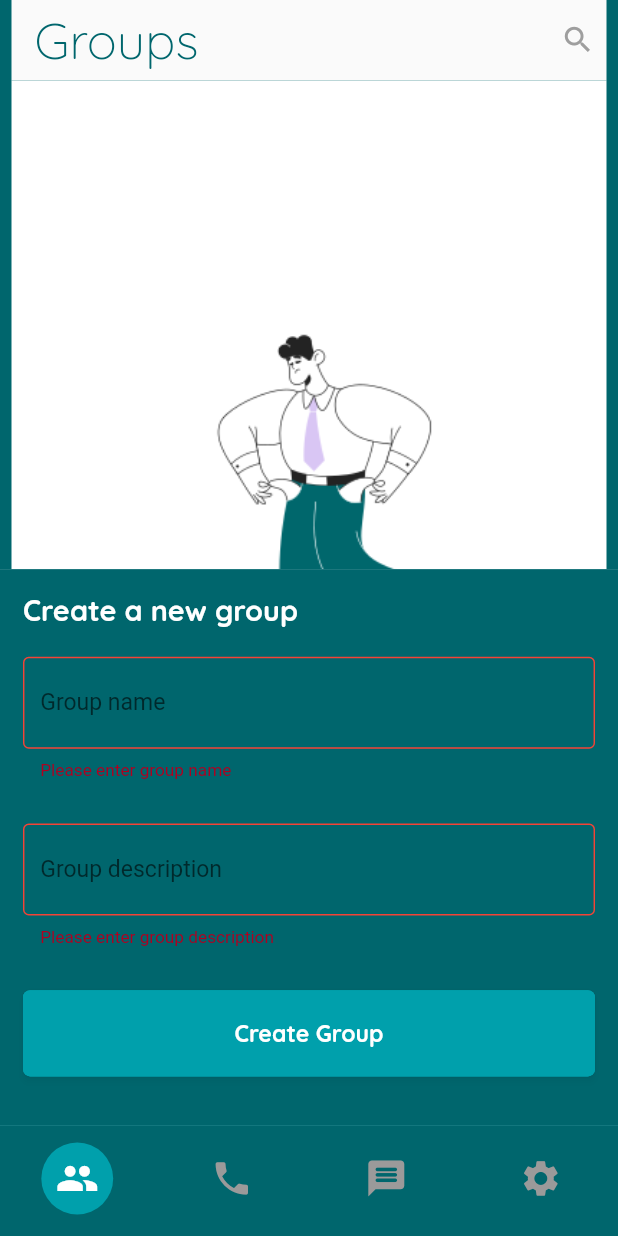
After one commit to mcbryan1/talkchaw, a Flutter app: the BottomNavigation screen opened directly, after a tap on the "add" icon, after a tap on "Create Group", on a phone screen of 412 x 824 dp. The commit adds this screen. Run offline on Flutter 3.47's test engine with Material 2 defaults, Android fonts, the light colour scheme and no system bars; our stand-ins replace cloud_firestore, firebase_auth, firebase_core, go_router, google_fonts, responsive_framework and 1 more; accounts and stored records are empty; network calls fail.

Commit message:
creating group succes

```diff
--- a/lib/constant.dart
+++ b/lib/constant.dart
@@ -1,10 +1,10 @@
 import 'package:flutter/material.dart';
 import 'package:talkchaw/widgets/text/talk_chaw_text.dart';
 
-const kPrimaryColor = Color(0xFF713ffe);
+const kPrimaryColor = Color.fromARGB(255, 0, 160, 172);
 const kPrimaryTextColor = Color(0xFF4e4f4e);
 const kSecondaryTextColor = Color(0xFFc9c8c8);
-const kPrimaryDarkColor = Color(0xFF0b0056);
+const kPrimaryDarkColor = Color(0xFF00666D);
 const kBackgroundColor = Color(0xFFfafafa);
 const kAppBgColorDark = Colors.black;
 const kAppBgColorLight = Colors.white;
@@ -24,13 +24,13 @@ void nextScreenReplace(context, screen) {
 
 const textInputDecoration = InputDecoration(
   focusedBorder: OutlineInputBorder(
-    borderSide: BorderSide(color: kPrimaryDarkColor, width: 2.0),
+    borderSide: BorderSide(color: kPrimaryTextColor, width: 1.0),
   ),
   enabledBorder: OutlineInputBorder(
-    borderSide: BorderSide(color: kPrimaryColor, width: 2.0),
+    borderSide: BorderSide(color: kPrimaryColor, width: 1.0),
   ),
   errorBorder: OutlineInputBorder(
-    borderSide: BorderSide(color: Colors.red, width: 2.0),
+    borderSide: BorderSide(color: Colors.red, width: 1.0),
   ),
 );
 
@@ -43,7 +43,7 @@ void showSnackbar(context, color, message) {
       content: TalkChawText(
         text: message,
         color: Colors.white,
-        fontWeight: FontWeight.bold,
+        fontWeight: FontWeight.w300,
       ),
       duration: const Duration(seconds: 5),
       action: SnackBarAction(
--- a/lib/routes/bottom_navigation.dart
+++ b/lib/routes/bottom_navigation.dart
@@ -5,7 +5,7 @@ import 'package:google_fonts/google_fonts.dart';
 import 'package:talkchaw/constant.dart';
 import 'package:talkchaw/screens/major_screens/calls/calls.dart';
 import 'package:talkchaw/screens/major_screens/chats/chats.dart';
-import 'package:talkchaw/screens/major_screens/connect/connect.dart';
+import 'package:talkchaw/screens/major_screens/groups/groups.dart';
 import 'package:talkchaw/screens/major_screens/profile/profile.dart';
 
 class BottomNavigation extends StatefulWidget {
@@ -18,7 +18,7 @@ class BottomNavigation extends StatefulWidget {
 class _BottomNavigationState extends State<BottomNavigation> {
   int _currentIndex = 2;
   final List<Widget> _children = [
-    const Connect(),
+    const Groups(),
     const Calls(),
     const Chats(),
     const Profile()
@@ -37,6 +37,9 @@ class _BottomNavigationState extends State<BottomNavigation> {
       backgroundColor: kPrimaryColor,
       body: _children[_currentIndex],
       bottomNavigationBar: BottomNavigationBar(
+        enableFeedback: false,
+        showSelectedLabels: false,
+        showUnselectedLabels: false,
         elevation: 0.0,
         iconSize: 30,
         // Check the theme of the app
@@ -66,10 +69,9 @@ class _BottomNavigationState extends State<BottomNavigation> {
                 borderRadius: const BorderRadius.all(Radius.circular(30)),
               ),
               child: Icon(
-                Icons.public,
-                color: _currentIndex == 0
-                    ? Colors.white
-                    : const Color.fromARGB(255, 97, 93, 93),
+                Icons.people,
+                color:
+                    _currentIndex == 0 ? Colors.white : const Color(0xFF9B9A9A),
               ),
             ),
             label: '',
@@ -87,7 +89,7 @@ class _BottomNavigationState extends State<BottomNavigation> {
                   // Change colors based on index
                   color: _currentIndex == 1
                       ? Colors.white
-                      : const Color.fromARGB(255, 97, 93, 93)),
+                      : const Color(0xFF9B9A9A)),
             ),
             label: '',
           ),
@@ -103,7 +105,7 @@ class _BottomNavigationState extends State<BottomNavigation> {
               child: Icon(Icons.message_rounded,
                   color: _currentIndex == 2
                       ? Colors.white
-                      : const Color.fromARGB(255, 97, 93, 93)),
+                      : const Color(0xFF9B9A9A)),
             ),
             label: '',
           ),
@@ -116,9 +118,8 @@ class _BottomNavigationState extends State<BottomNavigation> {
               ),
               child: Icon(
                 Icons.settings,
-                color: _currentIndex == 3
-                    ? Colors.white
-                    : const Color.fromARGB(255, 97, 93, 93),
+                color:
+                    _currentIndex == 3 ? Colors.white : const Color(0xFF9B9A9A),
               ),
             ),
             label: '',
--- /dev/null
+++ b/lib/screens/major_screens/groups/groups.dart
@@ -0,0 +1,285 @@
+// ignore_for_file: use_build_context_synchronously
+
+import 'package:firebase_auth/firebase_auth.dart';
+import 'package:firebase_core/firebase_core.dart';
+import 'package:flutter/material.dart';
+import 'package:talkchaw/constant.dart';
+import 'package:talkchaw/helpers/helper.dart';
+import 'package:talkchaw/screens/major_screens/groups/widget/group_tile.dart';
+import 'package:talkchaw/services/auth_service.dart';
+import 'package:talkchaw/services/database_service.dart';
+import 'package:talkchaw/widgets/appbar/talk_chaw_appbar.dart';
+import 'package:talkchaw/widgets/button/loading_button.dart';
+import 'package:talkchaw/widgets/button/talk_chaw_button.dart';
+import 'package:talkchaw/widgets/empty/empty.dart';
+import 'package:talkchaw/widgets/text/talk_chaw_text.dart';
+
+class Groups extends StatefulWidget {
+  const Groups({Key? key}) : super(key: key);
+
+  @override
+  State<Groups> createState() => _GroupsState();
+}
+
+class _GroupsState extends State<Groups> {
+  String firstName = "";
+  String lastName = "";
+  String email = "";
+  AuthService authService = AuthService();
+  Stream? groups;
+  String groupName = "";
+  String groupDescription = "";
+  bool isLoading = false;
+  final formKey = GlobalKey<FormState>();
+
+  @override
+  void initState() {
+    super.initState();
+    getUserData();
+  }
+
+  getUserData() async {
+    await HelperFunctions.getUserFirstNameSharedPreference()
+        .then((value) => setState(() {
+              firstName = value!;
+            }));
+    await HelperFunctions.getUserLastNameSharedPreference()
+        .then((value) => setState(() {
+              lastName = value!;
+            }));
+    await HelperFunctions.getUserEmailSharedPreference()
+        .then((value) => setState(() {
+              email = value!;
+            }));
+
+    // Getting list of groups from db
+    await DatabaseService(uid: FirebaseAuth.instance.currentUser!.uid)
+        .getUserGroups()
+        .then((snapshot) {
+      setState(() {
+        groups = snapshot;
+      });
+    });
+  }
+
+  // String Manipulation
+  String getId(String response) {
+    return response.substring(0, response.indexOf("_"));
+  }
+
+  String getName(String response) {
+    return response.substring(response.indexOf("_") + 1, response.indexOf("-"));
+  }
+
+  String getDescription(String response) {
+    return response.substring(response.indexOf("-") + 1);
+  }
+
+  @override
+  Widget build(BuildContext context) {
+    // Get size of screen
+    return Scaffold(
+      appBar: const TalkChawAppbar(
+        title: 'Groups',
+        actions: [
+          Padding(
+            padding: EdgeInsets.only(right: 8.0),
+            child: Icon(
+              Icons.search,
+              color: Colors.grey,
+            ),
+          ),
+        ],
+      ),
+      backgroundColor: kPrimaryDarkColor,
+      floatingActionButton: Padding(
+        padding: const EdgeInsets.only(bottom: 8),
+        child: FloatingActionButton(
+          onPressed: () {
+            popUpDialog(context);
+          },
+          backgroundColor: kPrimaryColor,
+          child: const Icon(
+            Icons.add,
+            color: Colors.white,
+          ),
+        ),
+      ),
+      body: Padding(
+        padding: const EdgeInsets.only(top: 0, bottom: 15, left: 8, right: 8),
+        child: Container(
+          decoration: BoxDecoration(
+            // Color based on theme
+            color: Theme.of(context).brightness == Brightness.dark
+                ? kAppBgColorDark
+                : kAppBgColorLight,
+            borderRadius: const BorderRadius.only(
+                bottomLeft: Radius.circular(30),
+                bottomRight: Radius.circular(30)),
+          ),
+          child: groupList(),
+        ),
+      ),
+    );
+  }
+
+  groupList() {
+    return StreamBuilder(
+      stream: groups,
+      builder: (context, AsyncSnapshot<dynamic> snapshot) {
+        // If data is fetching
+        if (!snapshot.hasData) {
+          return const Center(
+            child: CircularProgressIndicator.adaptive(
+              backgroundColor: kPrimaryDarkColor,
+              valueColor: AlwaysStoppedAnimation<Color>(kPrimaryDarkColor),
+            ),
+          );
+        } else {
+          // If there are no groups
+          if (snapshot.data['groups'] == null) {
+            return Center(
+                child: Empty(
+              text:
+                  'You are not a member of any group yet. Join a group by tapping on the search icon or create a new one by tapping on the add button',
+            ));
+          } else {
+            // If there are no groups
+            if (snapshot.data['groups'].length == 0) {
+              return Center(
+                child: Empty(
+                  text:
+                      'You are not a member of any group yet. Join a group by tapping on the search icon or create a new one by tapping on the add button',
+                ),
+              );
+            } else {
+              // If there are groups
+              return ListView.builder(
+                  itemCount: snapshot.data['groups'].length,
+                  itemBuilder: ((context, index) {
+                    return GroupTile(
+                        groupName: getName(snapshot.data['groups'][index]),
+                        groupDescription:
+                            getDescription(snapshot.data['groups'][index]),
+                        groupId: getId(snapshot.data['groups'][index]),
+                        firstName: snapshot.data['firstName'],
+                        lastName: snapshot.data['lastName']);
+                  }));
+            }
+          }
+        }
+      },
+    );
+  }
+
+  popUpDialog(BuildContext context) {
+    // Show a bottom SHeet
+    showBottomSheet(
+        context: context,
+        builder: (context) {
+          // Get size of screen
+          Size size = MediaQuery.of(context).size;
+          return StatefulBuilder(
+            builder: ((context, setState) {
+              return Container(
+                height: size.height * 0.45,
+                color: kPrimaryDarkColor,
+                child: Padding(
+                  padding: const EdgeInsets.all(16.0),
+                  child: Form(
+                    key: formKey,
+                    child: Column(
+                      mainAxisAlignment: MainAxisAlignment.start,
+                      crossAxisAlignment: CrossAxisAlignment.start,
+                      children: [
+                        const TalkChawText(
+                          text: 'Create a new group',
+                          fontSize: 20,
+                          color: Colors.white,
+                          fontWeight: FontWeight.bold,
+                        ),
+                        const SizedBox(
+                          height: 20,
+                        ),
+                        TextFormField(
+                          validator: (value) {
+                            if (value!.isEmpty) {
+                              return 'Please enter group name';
+                            }
+                            return null;
+                          },
+                          style: const TextStyle(height: 1.5),
+                          decoration: textInputDecoration.copyWith(
+                            labelText: 'Group name',
+                          ),
+                          onChanged: (value) {
+                            setState(() {
+                              groupName = value;
+                            });
+                          },
+                        ),
+                        const SizedBox(
+                          height: 30,
+                        ),
+                        TextFormField(
+                          validator: (value) {
+                            if (value!.isEmpty) {
+                              return 'Please enter group description';
+                            }
+                            return null;
+                          },
+                          style: const TextStyle(height: 1.5),
+                          decoration: textInputDecoration.copyWith(
+                            labelText: 'Group description',
+                          ),
+                          onChanged: (value) {
+                            setState(() {
+                              groupDescription = value;
+                            });
+                          },
+                        ),
+                        const SizedBox(
+                          height: 30,
+                        ),
+                        isLoading == true
+                            ? const LoadingButton()
+                            : TalkChawButton(
+                                borderRadius: 5,
+                                text: 'Create Group',
+                                onPressed: () async {
+                                  if (formKey.currentState!.validate()) {
+                                    setState(() {
+                                      isLoading = true;
+                                    });
+                                    // Create a new group
+                                    await DatabaseService(
+                                            uid: FirebaseAuth
+                                                .instance.currentUser!.uid)
+                                        .createGroup(
+                                          groupName,
+                                          groupDescription,
+                                          firstName,
+                                          lastName,
+                                          FirebaseAuth
+                                              .instance.currentUser!.uid,
+                                        )
+                                        .whenComplete(() => {
+                                              setState(() {
+                                                isLoading = false;
+                                              })
+                                            });
+                                    Navigator.pop(context);
+                                    showSnackbar(context, Colors.green,
+                                        'Group Created Successfully');
+                                  }
+                                })
+                      ],
+                    ),
+                  ),
+                ),
+              );
+            }),
+          );
+        });
+  }
+}
--- a/lib/widgets/appbar/talk_chaw_appbar.dart
+++ b/lib/widgets/appbar/talk_chaw_appbar.dart
@@ -4,8 +4,11 @@ import 'package:talkchaw/widgets/text/talk_chaw_text.dart';
 
 class TalkChawAppbar extends StatelessWidget implements PreferredSizeWidget {
   final String title;
+  // Actions
+  final List<Widget>? actions;
 
-  const TalkChawAppbar({Key? key, required this.title}) : super(key: key);
+  const TalkChawAppbar({Key? key, required this.title, this.actions})
+      : super(key: key);
 
   @override
   Size get preferredSize => const Size.fromHeight(kToolbarHeight);
@@ -30,6 +33,7 @@ class TalkChawAppbar extends StatelessWidget implements PreferredSizeWidget {
             : kBackgroundColor,
         elevation: 0.0,
         // centerTitle: true,
+        actions: actions,
       ),
     );
   }
--- /dev/null
+++ b/lib/widgets/empty/empty.dart
@@ -0,0 +1,33 @@
+import 'package:flutter/material.dart';
+import 'package:talkchaw/constant.dart';
+import 'package:talkchaw/widgets/text/talk_chaw_text.dart';
+
+class Empty extends StatelessWidget {
+  String? text;
+  Empty({Key? key, this.text}) : super(key: key);
+
+  @override
+  Widget build(BuildContext context) {
+    return Column(
+      mainAxisAlignment: MainAxisAlignment.center,
+      crossAxisAlignment: CrossAxisAlignment.center,
+      children: [
+        Image.asset(
+          'assets/images/empty.png',
+          height: 300,
+          width: 300,
+        ),
+        Padding(
+          padding: const EdgeInsets.all(8.0),
+          child: TalkChawText(
+            text: text ?? 'No data found',
+            fontSize: 20,
+            color: kPrimaryTextColor,
+            fontWeight: FontWeight.w300,
+            textAlign: TextAlign.center,
+          ),
+        ),
+      ],
+    );
+  }
+}
```
Also changed, not shown: lib/screens/major_screens/connect/connect.dart (deleted, +0 -33 lines), lib/screens/major_screens/groups/widget/group_tile.dart (added, +86 -0 lines), lib/services/database_service.dart (+35 -0 lines), assets/images/empty.png (added).
